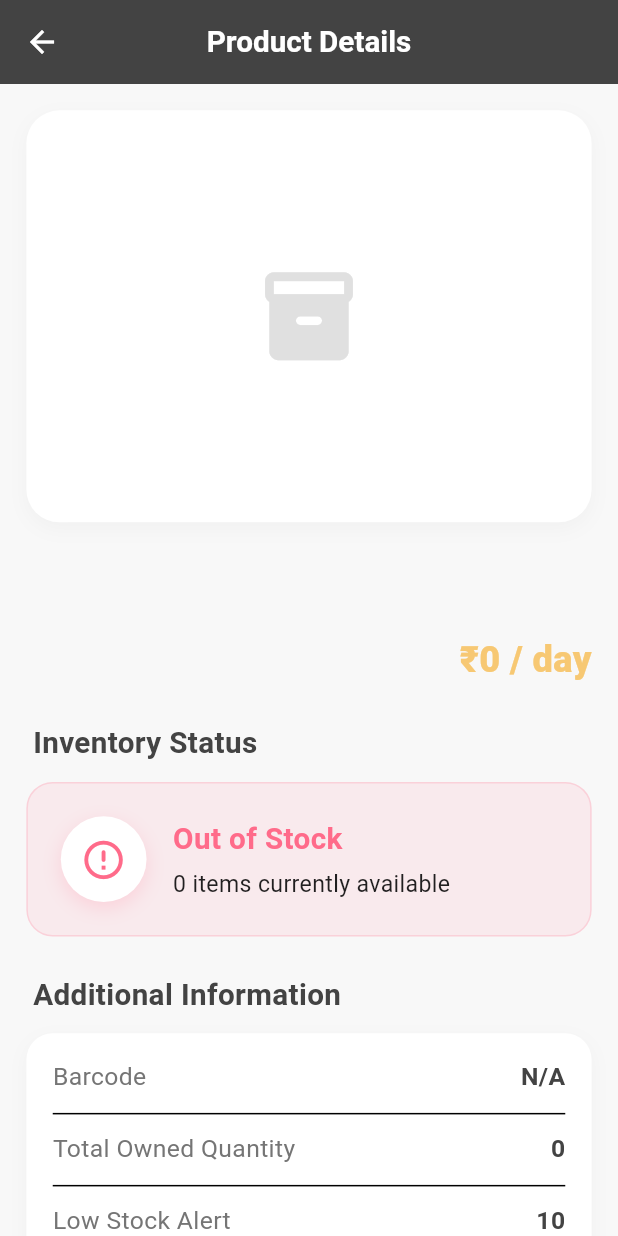
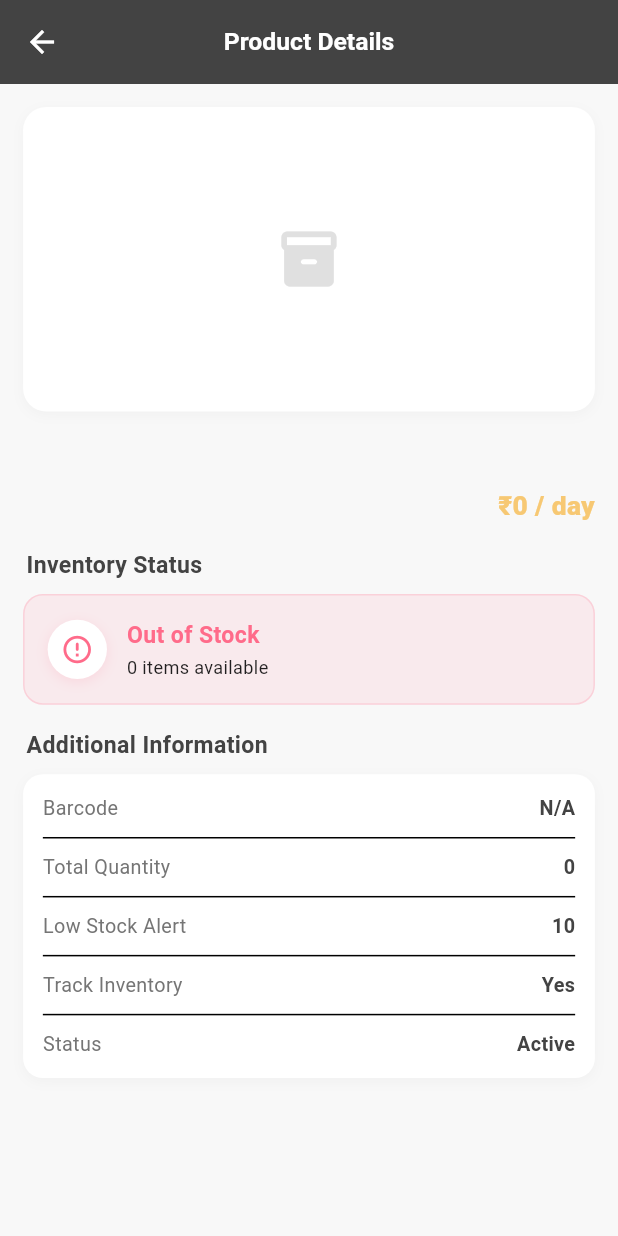
Before and after one commit to abijithsupportta/parisbridals, a Flutter app: the ProductDetailView screen opened directly with empty values, on a phone screen of 412 x 824 dp. Run offline on Flutter 3.47's test engine with Material 3 defaults, Android fonts, the phone set to English and light mode, and no system bars; our stand-ins replace cached_network_image, dio, flutter_dotenv, flutter_riverpod, flutter_secure_storage, flutter_svg and 2 more; accounts and stored records are empty.

Commit message:
fix: scale all dashboard and products UI to medium sizes - prevent overflow on all screens

```diff
--- a/apps/mobile/lib/features/products/views/product_detail_view.dart
+++ b/apps/mobile/lib/features/products/views/product_detail_view.dart
@@ -22,97 +22,96 @@
         backgroundColor: _primary,
         iconTheme: const IconThemeData(color: Colors.white),
         titleSpacing: 0,
-        title: Text('Product Details', style: TextStyle(fontSize: Responsive.sp(18), fontWeight: FontWeight.bold, color: Colors.white)),
+        title: Text('Product Details', style: TextStyle(fontSize: Responsive.sp(15), fontWeight: FontWeight.bold, color: Colors.white)),
       ),
       body: SingleChildScrollView(
-        padding: Responsive.all(16),
+        padding: Responsive.all(14),
         child: Column(
           crossAxisAlignment: CrossAxisAlignment.stretch,
           children: [
             // Image Hero
             Container(
-              height: Responsive.w(250),
+              height: Responsive.h(200),
               decoration: BoxDecoration(
                 color: Colors.white,
-                borderRadius: BorderRadius.circular(Responsive.r(20)),
-                boxShadow: [BoxShadow(color: Colors.black.withValues(alpha: 0.03), blurRadius: Responsive.r(10), offset: Offset(0, Responsive.h(4)))],
+                borderRadius: BorderRadius.circular(Responsive.r(14)),
+                boxShadow: [BoxShadow(color: Colors.black.withValues(alpha: 0.03), blurRadius: Responsive.r(6), offset: Offset(0, Responsive.h(2)))],
               ),
               child: ClipRRect(
-                borderRadius: BorderRadius.circular(Responsive.r(20)),
+                borderRadius: BorderRadius.circular(Responsive.r(14)),
                 child: imageUrl.isNotEmpty && imageUrl.startsWith('http')
                     ? CachedNetworkImage(
                         imageUrl: imageUrl,
                         fit: BoxFit.cover,
                         width: double.infinity,
-                        height: Responsive.w(250),
                         placeholder: (context, url) => Shimmer.fromColors(
                           baseColor: const Color(0xFFE8E8E8),
                           highlightColor: const Color(0xFFF5F5F5),
                           child: Container(color: Colors.white),
                         ),
-                        errorWidget: (_, __, ___) => Icon(Icons.inventory_2_rounded, size: Responsive.icon(64), color: Colors.grey[300]),
+                        errorWidget: (_, __, ___) => Icon(Icons.inventory_2_rounded, size: Responsive.icon(40), color: Colors.grey[300]),
                       )
-                    : Icon(Icons.inventory_2_rounded, size: Responsive.icon(64), color: Colors.grey[300]),
+                    : Center(child: Icon(Icons.inventory_2_rounded, size: Responsive.icon(40), color: Colors.grey[300])),
               ),
             ),
-            SizedBox(height: Responsive.h(24)),
+            SizedBox(height: Responsive.h(16)),
 
             // Basic Info
             Text(
               product.name,
-              style: TextStyle(fontSize: Responsive.sp(26), fontWeight: FontWeight.w800, color: _primary),
+              style: TextStyle(fontSize: Responsive.sp(18), fontWeight: FontWeight.w800, color: _primary),
             ),
-            SizedBox(height: Responsive.h(8)),
+            SizedBox(height: Responsive.h(6)),
             Row(
               children: [
                 if (product.sku != null && product.sku!.isNotEmpty)
                   Container(
-                    padding: Responsive.symmetric(horizontal: 12, vertical: 6),
-                    decoration: BoxDecoration(color: Colors.grey[200], borderRadius: BorderRadius.circular(Responsive.r(8))),
-                    child: Text('SKU: ${product.sku}', style: TextStyle(fontSize: Responsive.sp(13), fontFamily: 'monospace', fontWeight: FontWeight.bold)),
+                    padding: Responsive.symmetric(horizontal: 8, vertical: 4),
+                    decoration: BoxDecoration(color: Colors.grey[200], borderRadius: BorderRadius.circular(Responsive.r(6))),
+                    child: Text('SKU: ${product.sku}', style: TextStyle(fontSize: Responsive.sp(10), fontFamily: 'monospace', fontWeight: FontWeight.bold)),
                   ),
                 const Spacer(),
                 Text(
                   '₹${product.pricePerDay.toStringAsFixed(0)} / day',
-                  style: TextStyle(fontSize: Responsive.sp(22), fontWeight: FontWeight.w800, color: const Color(0xFFF7C873)), // Golden Accent
+                  style: TextStyle(fontSize: Responsive.sp(16), fontWeight: FontWeight.w800, color: const Color(0xFFF7C873)),
                 ),
               ],
             ),
             if (product.description != null && product.description!.isNotEmpty) ...[
-              SizedBox(height: Responsive.h(16)),
-              Text(product.description!, style: TextStyle(fontSize: Responsive.sp(16), color: Colors.grey[700], height: 1.5)),
+              SizedBox(height: Responsive.h(10)),
+              Text(product.description!, style: TextStyle(fontSize: Responsive.sp(12), color: Colors.grey[700], height: 1.5)),
             ],
-            SizedBox(height: Responsive.h(24)),
+            SizedBox(height: Responsive.h(16)),
 
             // Stock Information
             _buildSectionTitle('Inventory Status'),
             _buildStockCard(),
-            SizedBox(height: Responsive.h(24)),
+            SizedBox(height: Responsive.h(16)),
 
             // Additional Details
             _buildSectionTitle('Additional Information'),
             Container(
-              padding: Responsive.all(16),
+              padding: Responsive.all(12),
               decoration: BoxDecoration(
                 color: Colors.white,
-                borderRadius: BorderRadius.circular(Responsive.r(16)),
-                boxShadow: [BoxShadow(color: Colors.black.withValues(alpha: 0.03), blurRadius: Responsive.r(10), offset: Offset(0, Responsive.h(4)))],
+                borderRadius: BorderRadius.circular(Responsive.r(12)),
+                boxShadow: [BoxShadow(color: Colors.black.withValues(alpha: 0.03), blurRadius: Responsive.r(6), offset: Offset(0, Responsive.h(2)))],
               ),
               child: Column(
                 children: [
                   _buildDetailRow('Barcode', product.barcode?.isNotEmpty == true ? product.barcode! : 'N/A'),
-                  const Divider(height: 24),
-                  _buildDetailRow('Total Owned Quantity', product.quantity.toString()),
-                  const Divider(height: 24),
+                  Divider(height: Responsive.h(20)),
+                  _buildDetailRow('Total Quantity', product.quantity.toString()),
+                  Divider(height: Responsive.h(20)),
                   _buildDetailRow('Low Stock Alert', product.lowStockThreshold.toString()),
-                  const Divider(height: 24),
+                  Divider(height: Responsive.h(20)),
                   _buildDetailRow('Track Inventory', product.trackInventory ? 'Yes' : 'No'),
-                  const Divider(height: 24),
+                  Divider(height: Responsive.h(20)),
                   _buildDetailRow('Status', product.isActive ? 'Active' : 'Inactive'),
                 ],
               ),
             ),
-            SizedBox(height: Responsive.h(40)),
+            SizedBox(height: Responsive.h(24)),
           ],
         ),
       ),
@@ -121,8 +120,8 @@
 
   Widget _buildSectionTitle(String title) {
     return Padding(
-      padding: Responsive.only(bottom: 12, left: 4),
-      child: Text(title, style: TextStyle(fontSize: Responsive.sp(18), fontWeight: FontWeight.bold, color: _primary)),
+      padding: Responsive.only(bottom: 8, left: 2),
+      child: Text(title, style: TextStyle(fontSize: Responsive.sp(14), fontWeight: FontWeight.bold, color: _primary)),
     );
   }
 
@@ -146,27 +145,29 @@
     }
 
     return Container(
-      padding: Responsive.all(20),
+      padding: Responsive.all(14),
       decoration: BoxDecoration(
         color: stockColor.withValues(alpha: 0.1),
-        borderRadius: BorderRadius.circular(Responsive.r(16)),
+        borderRadius: BorderRadius.circular(Responsive.r(12)),
         border: Border.all(color: stockColor.withValues(alpha: 0.2)),
       ),
       child: Row(
         children: [
           Container(
-            padding: Responsive.all(12),
-            decoration: BoxDecoration(color: Colors.white, shape: BoxShape.circle, boxShadow: [BoxShadow(color: stockColor.withValues(alpha: 0.2), blurRadius: Responsive.r(10), offset: Offset(0, Responsive.h(4)))]),
-            child: Icon(stockIcon, color: stockColor, size: Responsive.icon(28)),
+            padding: Responsive.all(8),
+            decoration: BoxDecoration(color: Colors.white, shape: BoxShape.circle, boxShadow: [BoxShadow(color: stockColor.withValues(alpha: 0.15), blurRadius: Responsive.r(6), offset: Offset(0, Responsive.h(2)))]),
+            child: Icon(stockIcon, color: stockColor, size: Responsive.icon(20)),
           ),
-          SizedBox(width: Responsive.w(16)),
-          Column(
-            crossAxisAlignment: CrossAxisAlignment.start,
-            children: [
-              Text(stockText, style: TextStyle(fontSize: Responsive.sp(18), fontWeight: FontWeight.bold, color: stockColor)),
-              SizedBox(height: Responsive.h(6)),
-              Text('${product.availableQuantity} items currently available', style: TextStyle(fontSize: Responsive.sp(14), color: Colors.black87)),
-            ],
+          SizedBox(width: Responsive.w(12)),
+          Expanded(
+            child: Column(
+              crossAxisAlignment: CrossAxisAlignment.start,
+              children: [
+                Text(stockText, style: TextStyle(fontSize: Responsive.sp(14), fontWeight: FontWeight.bold, color: stockColor)),
+                SizedBox(height: Responsive.h(2)),
+                Text('${product.availableQuantity} items available', style: TextStyle(fontSize: Responsive.sp(11), color: Colors.black87)),
+              ],
+            ),
           ),
         ],
       ),
@@ -177,8 +178,8 @@
     return Row(
       mainAxisAlignment: MainAxisAlignment.spaceBetween,
       children: [
-        Text(label, style: TextStyle(fontSize: Responsive.sp(15), color: Colors.grey[600])),
-        Text(value, style: TextStyle(fontSize: Responsive.sp(15), fontWeight: FontWeight.bold, color: _primary)),
+        Flexible(child: Text(label, style: TextStyle(fontSize: Responsive.sp(12), color: Colors.grey[600]))),
+        Text(value, style: TextStyle(fontSize: Responsive.sp(12), fontWeight: FontWeight.bold, color: _primary)),
       ],
     );
   }
```
Also changed, not shown: apps/mobile/lib/features/dashboard/views/dashboard_view.dart (+63 -62 lines), apps/mobile/lib/features/products/views/product_form_view.dart (+30 -30 lines), apps/mobile/lib/features/products/views/products_view.dart (+104 -112 lines).
